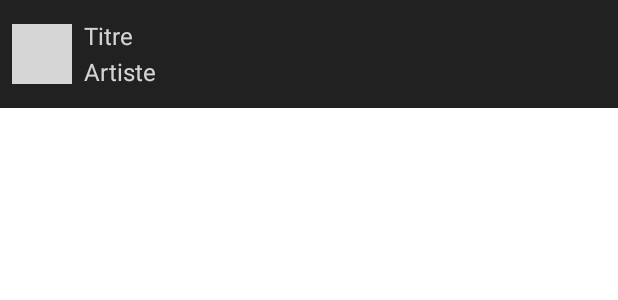
After one commit to CharbelBijani/MusicPlayer, an Android app: the layout item_song.xml on its own in the app's theme, with its tools: preview values and no code run, on a phone screen of 412 x 824 dp. The commit adds this screen. Shown: the top 300 px of the screen. Run offline under Robolectric (Android 15) with nearby library versions, the phone set to English and light mode, and no system bars; grey boxes are pictures that could not be loaded.

Commit message:
2eme branche

```diff
--- /dev/null
+++ b/app/src/main/res/layout/item_song.xml
@@ -0,0 +1,49 @@
+<?xml version="1.0" encoding="utf-8"?>
+<LinearLayout xmlns:android="http://schemas.android.com/apk/res/android"
+    xmlns:app="http://schemas.android.com/apk/res-auto"
+    xmlns:tools="http://schemas.android.com/tools"
+    android:layout_width="match_parent"
+    android:layout_height="72dp"
+    android:background="@color/colorPrimary">
+
+    <ImageView
+        android:id="@+id/id_ivCover"
+        android:layout_width="40dp"
+        android:layout_height="40dp"
+        android:layout_gravity="center_vertical"
+        android:layout_margin="8dp"
+        android:layout_weight="0"
+        tools:srcCompat="@tools:sample/avatars" />
+
+    <LinearLayout
+        android:layout_width="match_parent"
+        android:layout_height="match_parent"
+        android:layout_marginEnd="4dp"
+        android:layout_marginRight="4dp"
+        android:layout_weight="1"
+        android:orientation="vertical">
+
+        <TextView
+            android:id="@+id/id_tvTitle"
+            android:layout_width="match_parent"
+            android:layout_height="24dp"
+            android:layout_marginTop="12dp"
+            android:ellipsize="end"
+            android:gravity="center_vertical"
+            android:maxLines="1"
+            android:text="Titre"
+            android:textColor="@color/colorOnPrimary"
+            android:textSize="16sp" />
+
+        <TextView
+            android:id="@+id/id_tvArtiste"
+            android:layout_width="match_parent"
+            android:layout_height="24dp"
+            android:ellipsize="end"
+            android:gravity="center_vertical"
+            android:maxLines="1"
+            android:text="Artiste"
+            android:textColor="@color/colorOnPrimary"
+            android:textSize="16sp" />
+    </LinearLayout>
+</LinearLayout>
```
Also changed, not shown: app/src/main/java/com/dam/musicplayer/AdapterSong.java (added, +40 -0 lines), app/src/main/java/com/dam/musicplayer/MainActivity.java (+2 -38 lines), app/src/main/java/com/dam/musicplayer/ModelSong.java (added, +55 -0 lines), app/src/main/res/layout/activity_main.xml (+6 -5 lines).
